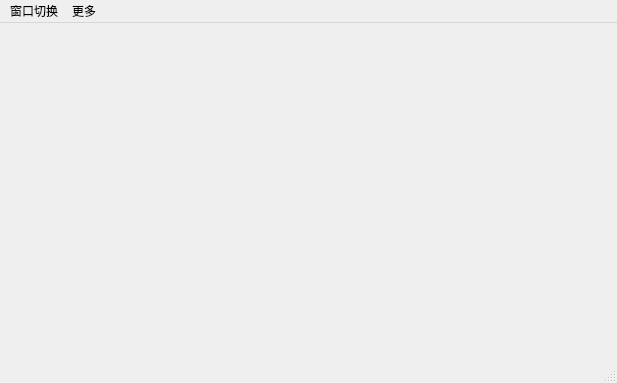
15dd/Aria2_Launcher, file aria2Launcher.ui: the form before one commit.
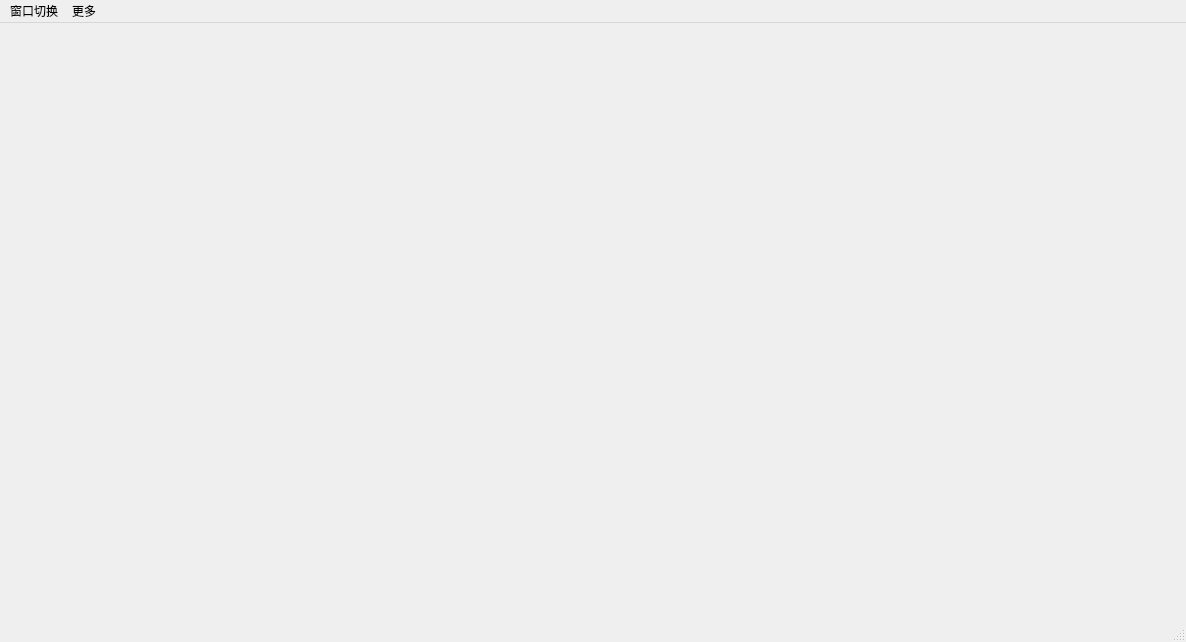
The form after the commit. Icons and pictures are not drawn.

```diff
--- a/aria2Launcher.ui
+++ b/aria2Launcher.ui
@@ -6,8 +6,8 @@
    <rect>
     <x>0</x>
     <y>0</y>
-    <width>617</width>
-    <height>383</height>
+    <width>1186</width>
+    <height>642</height>
    </rect>
   </property>
   <property name="windowTitle">
@@ -25,7 +25,7 @@
     <rect>
      <x>0</x>
      <y>0</y>
-     <width>617</width>
+     <width>1186</width>
      <height>22</height>
     </rect>
    </property>
```
Left out of the diff: 12 changed lines with no effect on the pictures.
